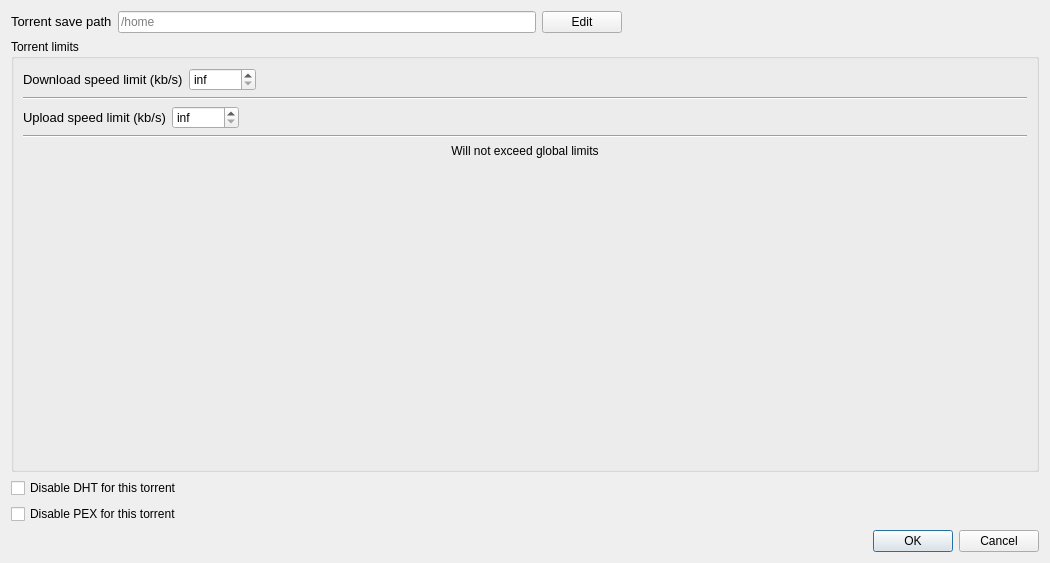
Qt form dialogs/torrentsettingsdialog.ui (commmrade/TorrentClient) before a commit.
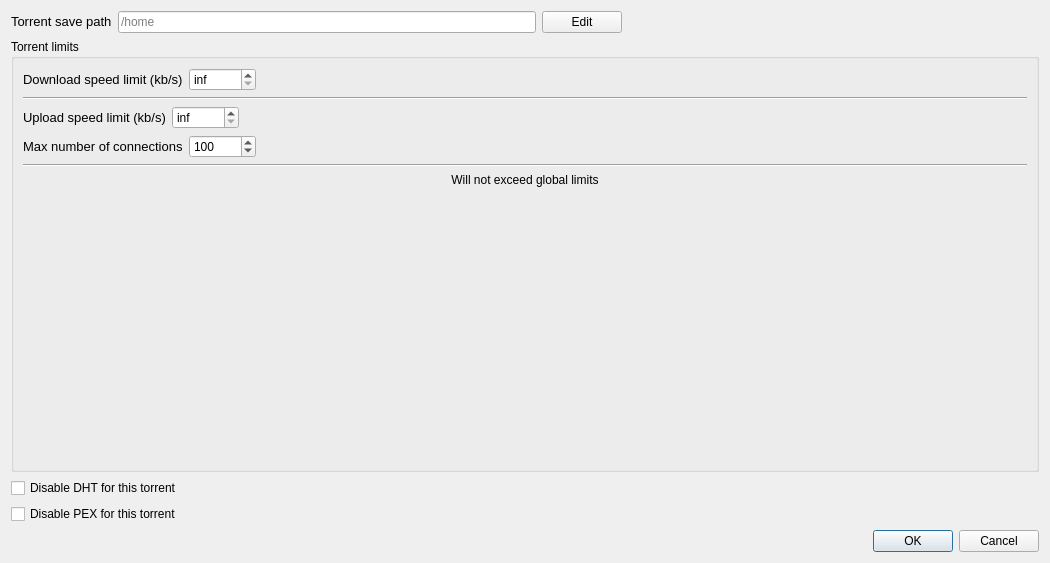
The same form after that commit.

Commit message: Max connections per torrent option in both global/per-torrent settings menu

```diff
--- a/dialogs/torrentsettingsdialog.ui
+++ b/dialogs/torrentsettingsdialog.ui
@@ -13,8 +13,8 @@
   <property name="windowTitle">
    <string>Dialog</string>
   </property>
-  <layout class="QVBoxLayout" name="verticalLayout">
-   <item>
+  <layout class="QGridLayout" name="gridLayout_2">
+   <item row="0" column="0">
     <layout class="QHBoxLayout" name="horizontalLayout">
      <item>
       <widget class="QLabel" name="savePathLabel">
@@ -66,28 +66,12 @@
      </item>
     </layout>
    </item>
-   <item>
+   <item row="1" column="0">
     <widget class="QGroupBox" name="groupBox">
      <property name="title">
       <string>Torrent limits</string>
      </property>
      <layout class="QGridLayout" name="gridLayout">
-      <item row="5" column="0">
-       <spacer name="verticalSpacer">
-        <property name="orientation">
-         <enum>Qt::Orientation::Vertical</enum>
-        </property>
-        <property name="sizeType">
-         <enum>QSizePolicy::Policy::Expanding</enum>
-        </property>
-        <property name="sizeHint" stdset="0">
-         <size>
-          <width>0</width>
-          <height>0</height>
-         </size>
-        </property>
-       </spacer>
-      </item>
       <item row="0" column="0">
        <layout class="QHBoxLayout" name="horizontalLayout_2">
         <item>
@@ -188,7 +172,65 @@
         </item>
        </layout>
       </item>
+      <item row="3" column="0">
+       <layout class="QHBoxLayout" name="horizontalLayout_4">
+        <item>
+         <widget class="QLabel" name="maxNumOfConLabel">
+          <property name="sizePolicy">
+           <sizepolicy hsizetype="Preferred" vsizetype="Fixed">
+            <horstretch>0</horstretch>
+            <verstretch>0</verstretch>
+           </sizepolicy>
+          </property>
+          <property name="font">
+           <font>
+            <pointsize>10</pointsize>
+           </font>
+          </property>
+          <property name="text">
+           <string>Max number of connections</string>
+          </property>
+         </widget>
+        </item>
+        <item>
+         <widget class="QSpinBox" name="maxNumOfConBox">
+          <property name="specialValueText">
+           <string/>
+          </property>
+          <property name="minimum">
+           <number>-1</number>
+          </property>
+          <property name="maximum">
+           <number>1000000000</number>
+          </property>
+          <property name="value">
+           <number>100</number>
+          </property>
+         </widget>
+        </item>
+        <item>
+         <spacer name="uploadLimitSpacer_2">
+          <property name="orientation">
+           <enum>Qt::Orientation::Horizontal</enum>
+          </property>
+          <property name="sizeHint" stdset="0">
+           <size>
+            <width>40</width>
+            <height>20</height>
+           </size>
+          </property>
+         </spacer>
+        </item>
+       </layout>
+      </item>
       <item row="4" column="0">
+       <widget class="Line" name="line_2">
+        <property name="orientation">
+         <enum>Qt::Orientation::Horizontal</enum>
+        </property>
+       </widget>
+      </item>
+      <item row="5" column="0">
        <widget class="QLabel" name="globalLimitsLabel">
         <property name="text">
          <string>Will not exceed global limits</string>
@@ -198,12 +240,21 @@
         </property>
        </widget>
       </item>
-      <item row="3" column="0">
-       <widget class="Line" name="line_2">
+      <item row="6" column="0">
+       <spacer name="verticalSpacer">
         <property name="orientation">
-         <enum>Qt::Orientation::Horizontal</enum>
+         <enum>Qt::Orientation::Vertical</enum>
         </property>
-       </widget>
+        <property name="sizeType">
+         <enum>QSizePolicy::Policy::Expanding</enum>
+        </property>
+        <property name="sizeHint" stdset="0">
+         <size>
+          <width>0</width>
+          <height>0</height>
+         </size>
+        </property>
+       </spacer>
       </item>
      </layout>
     </widget>
```
Left out of the diff: 6 changed lines with no effect on the pictures. The commit also changes 12 other files.
